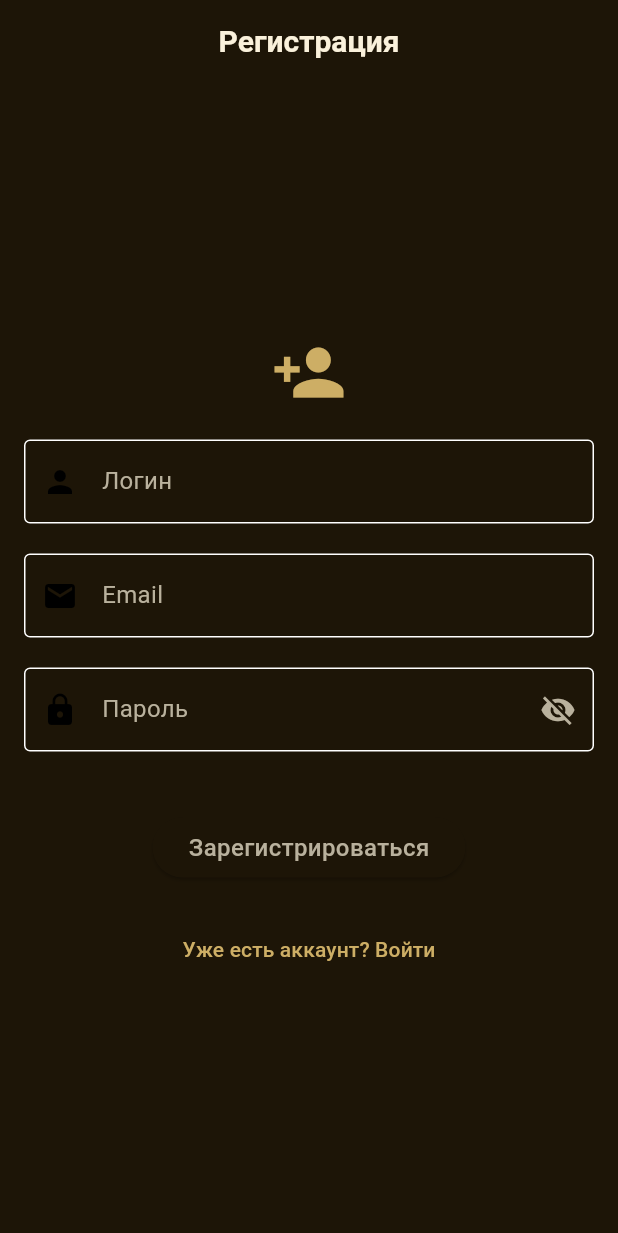
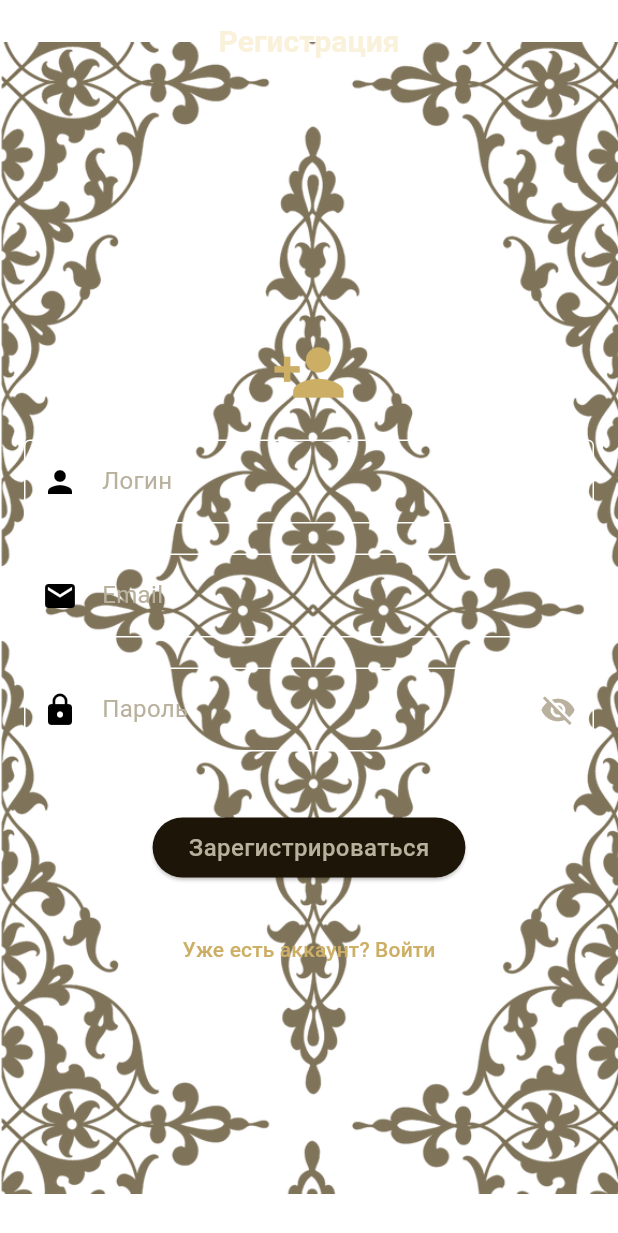
Before and after one commit to shamovgk/vpn_app, a Flutter app: the screen it shows after launch, after a tap on "Войти", after a tap on "Зарегистрироваться", on a phone screen of 412 x 824 dp. Shown: the top 1233 px of the screen. Run offline on Flutter 3.47's test engine with Material 3 defaults, Android fonts, the phone set to English and light mode, and no system bars; our stand-ins replace flutter_secure_storage, font_awesome_flutter, logger; missing offline and left inert: gif, tray_manager, window_manager, wireguard_flutter, yookassa_payments_flutter; network calls fail.

Commit message:
add background image for all screens (needs to be updated)

```diff
--- a/lib/screens/login_screen.dart
+++ b/lib/screens/login_screen.dart
@@ -25,7 +25,7 @@ class _LoginScreenState extends State<LoginScreen> {
   bool _isLoading = false;
   int _failedAttempts = 0;
   bool _showForgotPassword = false;
-  bool _isPasswordVisible = false; // Состояние видимости пароля
+  bool _isPasswordVisible = false;
 
   @override
   void dispose() {
@@ -218,11 +218,21 @@ class _LoginScreenState extends State<LoginScreen> {
   @override
   Widget build(BuildContext context) {
     final theme = Theme.of(context);
-    return PopScope(
+    return Container(
+      decoration: const BoxDecoration(
+        image: DecorationImage(
+          image: AssetImage('assets/background.png'),
+          fit: BoxFit.fitWidth,
+          opacity: 0.7,
+        ),
+      ),
+      child: PopScope(
         canPop: false,
         child: Scaffold(
+          backgroundColor: Colors.transparent,
           appBar: AppBar(
-          backgroundColor: theme.scaffoldBackgroundColor,
+            backgroundColor: Colors.transparent,
+            elevation: 0,
             title: Text(
               'Вход',
               style: theme.textTheme.headlineLarge?.copyWith(fontSize: 20),
@@ -275,7 +285,7 @@ class _LoginScreenState extends State<LoginScreen> {
                         ),
                         labelStyle: theme.textTheme.bodyMedium,
                       ),
-                    obscureText: !_isPasswordVisible, // Переключение видимости
+                      obscureText: !_isPasswordVisible,
                       validator: (value) {
                         if (value == null || value.isEmpty) return 'Введите пароль';
                         return null;
@@ -319,6 +329,7 @@ class _LoginScreenState extends State<LoginScreen> {
             ),
           ),
         ),
+      ),
     );
   }
 }
--- a/lib/screens/register_screen.dart
+++ b/lib/screens/register_screen.dart
@@ -1,8 +1,8 @@
 import 'package:flutter/material.dart';
 import 'package:provider/provider.dart';
+import 'package:vpn_app/providers/auth_provider.dart';
 import 'package:vpn_app/providers/theme_provider.dart';
-import '../providers/auth_provider.dart';
-import 'login_screen.dart';
+import '../screens/login_screen.dart';
 import 'verification_screen.dart';
 import 'package:logger/logger.dart';
 
@@ -21,7 +21,7 @@ class _RegisterScreenState extends State<RegisterScreen> with AutomaticKeepAlive
   final _passwordController = TextEditingController();
   final _formKey = GlobalKey<FormState>();
   bool _isLoading = false;
-  bool _isPasswordVisible = false; // Состояние видимости пароля
+  bool _isPasswordVisible = false;
 
   @override
   bool get wantKeepAlive => true;
@@ -168,11 +168,21 @@ class _RegisterScreenState extends State<RegisterScreen> with AutomaticKeepAlive
   Widget build(BuildContext context) {
     super.build(context);
     final theme = Theme.of(context);
-    return PopScope(
+    return Container(
+      decoration: const BoxDecoration(
+        image: DecorationImage(
+          image: AssetImage('assets/background.png'),
+          fit: BoxFit.fitWidth,
+          opacity: 0.7,
+        ),
+      ),
+      child: PopScope(
         canPop: false,
         child: Scaffold(
+          backgroundColor: Colors.transparent,
           appBar: AppBar(
-          backgroundColor: theme.scaffoldBackgroundColor,
+            backgroundColor: Colors.transparent,
+            elevation: 0,
             title: Text(
               'Регистрация',
               style: theme.textTheme.headlineLarge?.copyWith(fontSize: 20),
@@ -253,7 +263,7 @@ class _RegisterScreenState extends State<RegisterScreen> with AutomaticKeepAlive
                         ),
                         labelStyle: theme.textTheme.bodyMedium,
                       ),
-                    obscureText: !_isPasswordVisible, // Переключение видимости
+                      obscureText: !_isPasswordVisible,
                       validator: (value) {
                         if (value == null || value.isEmpty) return 'Введите пароль';
                         if (value.length < 6) return 'Пароль должен содержать минимум 6 символов';
@@ -287,6 +297,7 @@ class _RegisterScreenState extends State<RegisterScreen> with AutomaticKeepAlive
             ),
           ),
         ),
+      ),
     );
   }
 }
--- a/pubspec.yaml
+++ b/pubspec.yaml
@@ -46,4 +46,6 @@ flutter:
     - assets/dark_theme_vpn_disconnect.gif
     - assets/light_theme_vpn_connect.gif
     - assets/light_theme_vpn_disconnect.gif
+    - assets/background.png
+    - assets/background_vpn.png
   uses-material-design: true
```
Also changed, not shown: lib/screens/about_screen.dart (+15 -4 lines), lib/screens/reset_password_screen.dart (+13 -2 lines), lib/screens/settings_screen.dart (+13 -2 lines), lib/screens/verification_screen.dart (+17 -5 lines), lib/screens/vpn_screen.dart (+14 -3 lines), assets/background.png (added), assets/background_vpn.png (added). Lines whose indentation alone changed are shown as unchanged.
